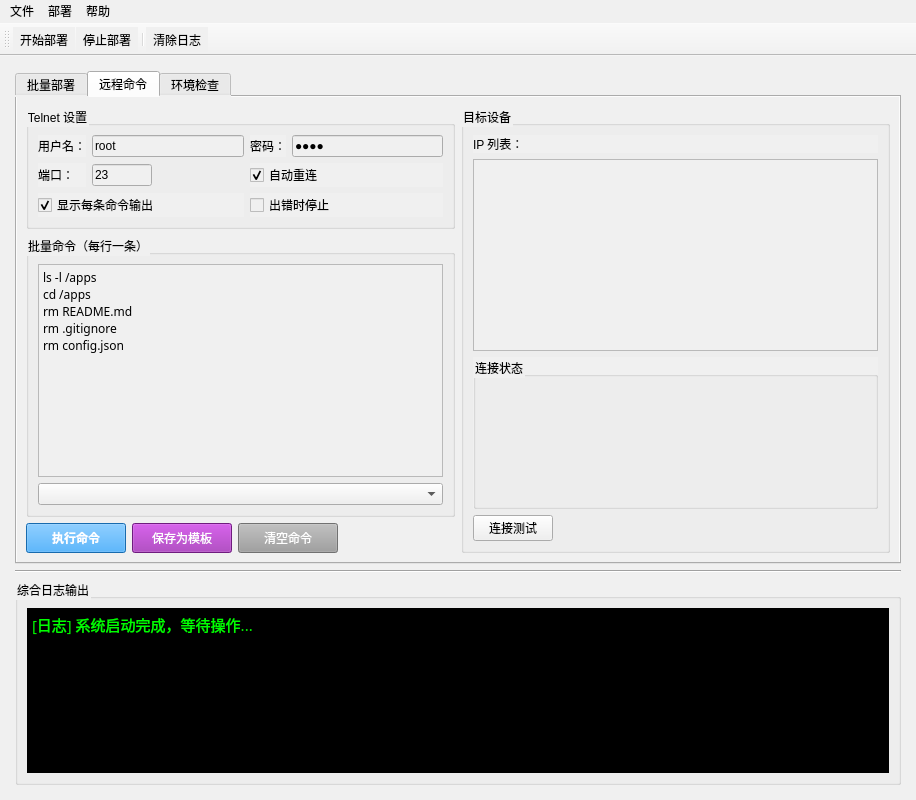
This is DeployMaster.ui in turnarond/QtDeployMaster as Qt 5 draws it before an edit. The edited form follows.
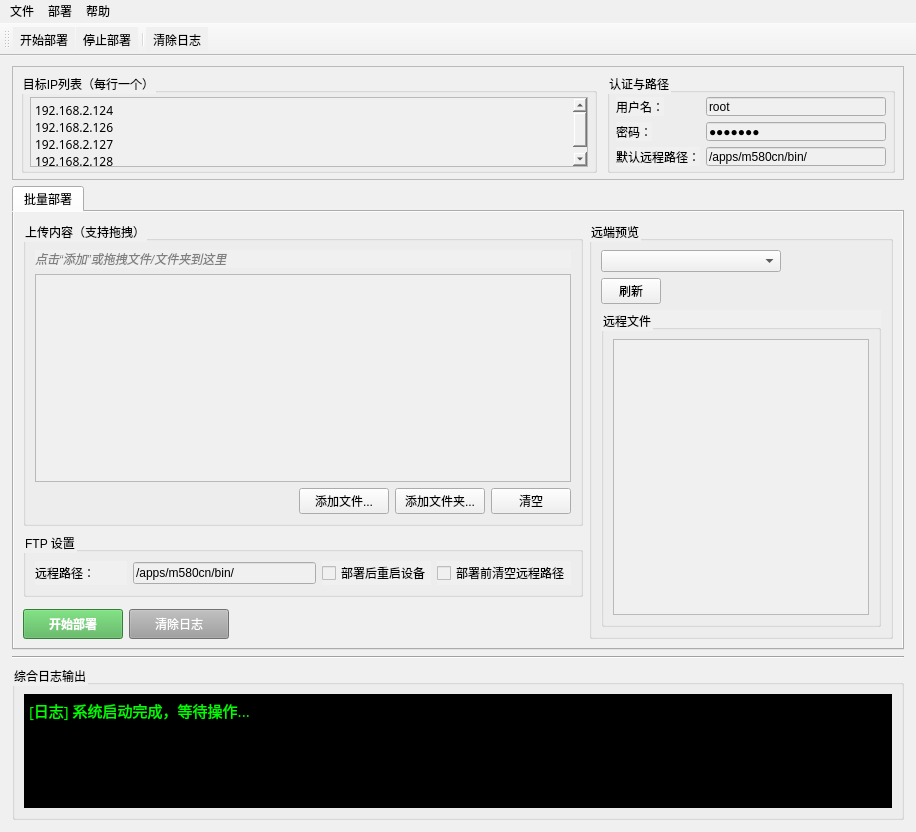
This is the edited form. The open tabs and pages were chosen to show the change. Icons and pictures are not drawn. Custom widgets are drawn as their Qt base class.

The edit to the form file:
```diff
--- a/DeployMaster.ui
+++ b/DeployMaster.ui
@@ -7,7 +7,7 @@
     <x>0</x>
     <y>0</y>
     <width>916</width>
-    <height>800</height>
+    <height>832</height>
    </rect>
   </property>
   <property name="windowTitle">
@@ -17,19 +17,197 @@
    <string notr="true">background-color: #F0F0F0; font-family: &quot;Microsoft YaHei&quot;, &quot;Segoe UI&quot;;</string>
   </property>
   <widget class="QWidget" name="centralwidget">
-   <layout class="QVBoxLayout" name="verticalLayout" stretch="1,0,0">
+   <layout class="QVBoxLayout" name="verticalLayout" stretch="0,3,0,1">
     <property name="leftMargin">
-     <number>15</number>
+     <number>12</number>
     </property>
     <property name="topMargin">
-     <number>15</number>
+     <number>10</number>
     </property>
     <property name="rightMargin">
-     <number>15</number>
+     <number>12</number>
     </property>
     <property name="bottomMargin">
-     <number>15</number>
+     <number>12</number>
     </property>
+    <item>
+     <widget class="QFrame" name="frame_commonConfig">
+      <property name="sizePolicy">
+       <sizepolicy hsizetype="Preferred" vsizetype="Minimum">
+        <horstretch>0</horstretch>
+        <verstretch>0</verstretch>
+       </sizepolicy>
+      </property>
+      <property name="frameShape">
+       <enum>QFrame::Shape::StyledPanel</enum>
+      </property>
+      <layout class="QHBoxLayout" name="horizontalLayout_common" stretch="2,1">
+       <property name="spacing">
+        <number>10</number>
+       </property>
+       <property name="leftMargin">
+        <number>8</number>
+       </property>
+       <property name="topMargin">
+        <number>6</number>
+       </property>
+       <property name="rightMargin">
+        <number>8</number>
+       </property>
+       <property name="bottomMargin">
+        <number>6</number>
+       </property>
+       <item>
+        <widget class="QGroupBox" name="groupBox_ipList">
+         <property name="maximumSize">
+          <size>
+           <width>16777215</width>
+           <height>100</height>
+          </size>
+         </property>
+         <property name="title">
+          <string>目标IP列表（每行一个）</string>
+         </property>
+         <layout class="QVBoxLayout" name="verticalLayout_ipList">
+          <property name="spacing">
+           <number>4</number>
+          </property>
+          <property name="leftMargin">
+           <number>6</number>
+          </property>
+          <property name="topMargin">
+           <number>4</number>
+          </property>
+          <property name="rightMargin">
+           <number>6</number>
+          </property>
+          <property name="bottomMargin">
+           <number>4</number>
+          </property>
+          <item>
+           <widget class="QTextEdit" name="txt_ipList">
+            <property name="sizePolicy">
+             <sizepolicy hsizetype="Expanding" vsizetype="Fixed">
+              <horstretch>0</horstretch>
+              <verstretch>0</verstretch>
+             </sizepolicy>
+            </property>
+            <property name="minimumSize">
+             <size>
+              <width>0</width>
+              <height>70</height>
+             </size>
+            </property>
+            <property name="maximumSize">
+             <size>
+              <width>16777215</width>
+              <height>70</height>
+             </size>
+            </property>
+            <property name="font">
+             <font>
+              <family>Microsoft YaHei</family>
+              <pointsize>9</pointsize>
+             </font>
+            </property>
+            <property name="lineWrapMode">
+             <enum>QTextEdit::LineWrapMode::NoWrap</enum>
+            </property>
+            <property name="plainText">
+             <string>192.168.2.124
+192.168.2.126
+192.168.2.127
+192.168.2.128</string>
+            </property>
+           </widget>
+          </item>
+         </layout>
+        </widget>
+       </item>
+       <item>
+        <widget class="QGroupBox" name="groupBox_auth">
+         <property name="maximumSize">
+          <size>
+           <width>16777215</width>
+           <height>100</height>
+          </size>
+         </property>
+         <property name="title">
+          <string>认证与路径</string>
+         </property>
+         <layout class="QFormLayout" name="formLayout_auth">
+          <property name="fieldGrowthPolicy">
+           <enum>QFormLayout::FieldGrowthPolicy::AllNonFixedFieldsGrow</enum>
+          </property>
+          <property name="rowWrapPolicy">
+           <enum>QFormLayout::RowWrapPolicy::DontWrapRows</enum>
+          </property>
+          <property name="verticalSpacing">
+           <number>6</number>
+          </property>
+          <property name="leftMargin">
+           <number>6</number>
+          </property>
+          <property name="topMargin">
+           <number>4</number>
+          </property>
+          <property name="rightMargin">
+           <number>6</number>
+          </property>
+          <property name="bottomMargin">
+           <number>4</number>
+          </property>
+          <item row="0" column="0">
+           <widget class="QLabel" name="label_user">
+            <property name="text">
+             <string>用户名：</string>
+            </property>
+           </widget>
+          </item>
+          <item row="0" column="1">
+           <widget class="QLineEdit" name="txt_user">
+            <property name="text">
+             <string>root</string>
+            </property>
+           </widget>
+          </item>
+          <item row="1" column="0">
+           <widget class="QLabel" name="label_pass">
+            <property name="text">
+             <string>密码：</string>
+            </property>
+           </widget>
+          </item>
+          <item row="1" column="1">
+           <widget class="QLineEdit" name="txt_pass">
+            <property name="text">
+             <string>SE-2025</string>
+            </property>
+            <property name="echoMode">
+             <enum>QLineEdit::EchoMode::Password</enum>
+            </property>
+           </widget>
+          </item>
+          <item row="2" column="0">
+           <widget class="QLabel" name="label_defaultRemotePath">
+            <property name="text">
+             <string>默认远程路径：</string>
+            </property>
+           </widget>
+          </item>
+          <item row="2" column="1">
+           <widget class="QLineEdit" name="txt_defaultRemotePath">
+            <property name="text">
+             <string>/apps/m580cn/bin/</string>
+            </property>
+           </widget>
+          </item>
+         </layout>
+        </widget>
+       </item>
+      </layout>
+     </widget>
+    </item>
     <item>
      <widget class="QTabWidget" name="tabWidget">
       <property name="tabPosition">
@@ -149,55 +327,14 @@
            <string>FTP 设置</string>
           </property>
           <layout class="QGridLayout" name="gridLayout_ftp">
-           <item row="0" column="0">
-            <widget class="QLabel" name="label_user">
-             <property name="text">
-              <string>用户名：</string>
-             </property>
-            </widget>
-           </item>
-           <item row="0" column="1">
-            <widget class="QLineEdit" name="txt_user">
-             <property name="text">
-              <string>root</string>
-             </property>
-             <property name="alignment">
-              <set>Qt::AlignmentFlag::AlignLeading|Qt::AlignmentFlag::AlignLeft|Qt::AlignmentFlag::AlignVCenter</set>
-             </property>
-            </widget>
-           </item>
-           <item row="0" column="2">
-            <widget class="QLabel" name="label_pass">
-             <property name="text">
-              <string>密码：</string>
-             </property>
-            </widget>
-           </item>
-           <item row="0" column="3">
-            <widget class="QLineEdit" name="txt_pass">
-             <property name="text">
-              <string>SE-2025</string>
-             </property>
-             <property name="echoMode">
-              <enum>QLineEdit::EchoMode::Password</enum>
-             </property>
-            </widget>
-           </item>
-           <item row="1" column="0">
-            <widget class="QLabel" name="label_remotePath">
-             <property name="text">
-              <string>远程路径：</string>
-             </property>
-            </widget>
-           </item>
-           <item row="1" column="1" colspan="2">
+           <item row="0" column="1" colspan="2">
             <widget class="QLineEdit" name="txt_remotePath">
              <property name="text">
               <string>/apps/m580cn/bin/</string>
              </property>
             </widget>
            </item>
-           <item row="1" column="3">
+           <item row="0" column="3">
             <widget class="QCheckBox" name="chk_rebootAfterDeploy">
              <property name="text">
               <string>部署后重启设备</string>
@@ -207,7 +344,14 @@
              </property>
             </widget>
            </item>
-           <item row="1" column="4">
+           <item row="0" column="0">
+            <widget class="QLabel" name="label_remotePath">
+             <property name="text">
+              <string>远程路径：</string>
+             </property>
+            </widget>
+           </item>
+           <item row="0" column="4">
             <widget class="QCheckBox" name="chk_clearRemoteBeforeUpload">
              <property name="text">
               <string>部署前清空远程路径</string>
@@ -220,57 +364,6 @@
           </layout>
          </widget>
         </item>
-        <item row="2" column="0" colspan="3">
-         <widget class="QGroupBox" name="groupBox_ipList">
-          <property name="title">
-           <string>目标IP列表（每行一个）</string>
-          </property>
-          <layout class="QVBoxLayout" name="verticalLayout_ipList">
-           <item>
-            <widget class="QTextEdit" name="txt_ipList">
-             <property name="font">
-              <font>
-               <family>Microsoft YaHei</family>
-              </font>
-             </property>
-             <property name="lineWrapMode">
-              <enum>QTextEdit::LineWrapMode::NoWrap</enum>
-             </property>
-             <property name="markdown">
-              <string>192.168.2.124
-
-192.168.2.126
-
-192.168.2.127
-
-192.168.2.128
-
-</string>
-             </property>
-             <property name="html">
-              <string>&lt;!DOCTYPE HTML PUBLIC &quot;-//W3C//DTD HTML 4.0//EN&quot; &quot;http://www.w3.org/TR/REC-html40/strict.dtd&quot;&gt;
-&lt;html&gt;&lt;head&gt;&lt;meta name=&quot;qrichtext&quot; content=&quot;1&quot; /&gt;&lt;meta charset=&quot;utf-8&quot; /&gt;&lt;style type=&quot;text/css&quot;&gt;
-p, li { white-space: pre-wrap; }
-hr { height: 1px; border-width: 0; }
-li.unchecked::marker { content: &quot;\2610&quot;; }
-li.checked::marker { content: &quot;\2612&quot;; }
-&lt;/style&gt;&lt;/head&gt;&lt;body style=&quot; font-family:'Microsoft YaHei','Segoe UI'; font-size:9pt; font-weight:400; font-style:normal;&quot;&gt;
-&lt;p style=&quot; margin-top:6px; margin-bottom:6px; margin-left:0px; margin-right:0px; -qt-block-indent:0; text-indent:0px;&quot;&gt;192.168.2.124&lt;/p&gt;
-&lt;p style=&quot; margin-top:6px; margin-bottom:6px; margin-left:0px; margin-right:0px; -qt-block-indent:0; text-indent:0px;&quot;&gt;192.168.2.126&lt;/p&gt;
-&lt;p style=&quot; margin-top:6px; margin-bottom:6px; margin-left:0px; margin-right:0px; -qt-block-indent:0; text-indent:0px;&quot;&gt;192.168.2.127&lt;/p&gt;
-&lt;p style=&quot; margin-top:6px; margin-bottom:6px; margin-left:0px; margin-right:0px; -qt-block-indent:0; text-indent:0px;&quot;&gt;192.168.2.128&lt;/p&gt;&lt;/body&gt;&lt;/html&gt;</string>
-             </property>
-             <property name="plainText">
-              <string>192.168.2.124
-192.168.2.126
-192.168.2.127
-192.168.2.128</string>
-             </property>
-            </widget>
-           </item>
-          </layout>
-         </widget>
-        </item>
         <item row="3" column="0" colspan="2">
          <layout class="QHBoxLayout" name="horizontalLayout_deployBtns">
           <item>
@@ -376,376 +469,6 @@
         </item>
        </layout>
       </widget>
-      <widget class="QWidget" name="tab_telnet">
-       <attribute name="title">
-        <string>远程命令</string>
-       </attribute>
-       <layout class="QGridLayout" name="gridLayout_telnet">
-        <item row="0" column="0">
-         <widget class="QGroupBox" name="groupBox_telnetSettings">
-          <property name="title">
-           <string>Telnet 设置</string>
-          </property>
-          <layout class="QGridLayout" name="gridLayout_telnetSettings">
-           <item row="0" column="0">
-            <widget class="QLabel" name="label_telnetUser">
-             <property name="text">
-              <string>用户名：</string>
-             </property>
-            </widget>
-           </item>
-           <item row="0" column="1">
-            <widget class="QLineEdit" name="txt_telnetUser">
-             <property name="text">
-              <string>root</string>
-             </property>
-            </widget>
-           </item>
-           <item row="0" column="2">
-            <widget class="QLabel" name="label_telnetPass">
-             <property name="text">
-              <string>密码：</string>
-             </property>
-            </widget>
-           </item>
-           <item row="0" column="3">
-            <widget class="QLineEdit" name="txt_telnetPass">
-             <property name="text">
-              <string>root</string>
-             </property>
-             <property name="echoMode">
-              <enum>QLineEdit::EchoMode::Password</enum>
-             </property>
-            </widget>
-           </item>
-           <item row="1" column="0">
-            <widget class="QLabel" name="label_telnetPort">
-             <property name="text">
-              <string>端口：</string>
-             </property>
-            </widget>
-           </item>
-           <item row="1" column="1">
-            <widget class="QLineEdit" name="txt_telnetPort">
-             <property name="maximumSize">
-              <size>
-               <width>60</width>
-               <height>16777215</height>
-              </size>
-             </property>
-             <property name="text">
-              <string>23</string>
-             </property>
-            </widget>
-           </item>
-           <item row="1" column="2" colspan="2">
-            <widget class="QCheckBox" name="chk_autoReconnect">
-             <property name="text">
-              <string>自动重连</string>
-             </property>
-             <property name="checked">
-              <bool>true</bool>
-             </property>
-            </widget>
-           </item>
-           <item row="2" column="0" colspan="2">
-            <widget class="QCheckBox" name="chk_showOutput">
-             <property name="text">
-              <string>显示每条命令输出</string>
-             </property>
-             <property name="checked">
-              <bool>true</bool>
-             </property>
-            </widget>
-           </item>
-           <item row="2" column="2" colspan="2">
-            <widget class="QCheckBox" name="chk_stopOnError">
-             <property name="text">
-              <string>出错时停止</string>
-             </property>
-             <property name="checked">
-              <bool>false</bool>
-             </property>
-            </widget>
-           </item>
-          </layout>
-         </widget>
-        </item>
-        <item row="1" column="0">
-         <widget class="QGroupBox" name="groupBox_commands">
-          <property name="title">
-           <string>批量命令（每行一条）</string>
-          </property>
-          <layout class="QVBoxLayout" name="verticalLayout_commands">
-           <item>
-            <widget class="QTextEdit" name="txt_telnetCommands">
-             <property name="font">
-              <font>
-               <family>Microsoft YaHei</family>
-              </font>
-             </property>
-             <property name="lineWrapMode">
-              <enum>QTextEdit::LineWrapMode::NoWrap</enum>
-             </property>
-             <property name="plainText">
-              <string>ls -l /apps
-cd /apps
-rm README.md
-rm .gitignore
-rm config.json</string>
-             </property>
-            </widget>
-           </item>
-           <item>
-            <widget class="QComboBox" name="cmb_commandTemplates">
-             <property name="sizePolicy">
-              <sizepolicy hsizetype="Expanding" vsizetype="Fixed">
-               <horstretch>0</horstretch>
-               <verstretch>0</verstretch>
-              </sizepolicy>
-             </property>
-             <property name="minimumSize">
-              <size>
-               <width>200</width>
-               <height>0</height>
-              </size>
-             </property>
-             <property name="placeholderText">
-              <string>选择命令模板</string>
-             </property>
-            </widget>
-           </item>
-          </layout>
-         </widget>
-        </item>
-        <item row="2" column="0">
-         <layout class="QHBoxLayout" name="horizontalLayout_telnetBtns">
-          <item>
-           <widget class="QPushButton" name="btn_executeCommands">
-            <property name="minimumSize">
-             <size>
-              <width>100</width>
-              <height>30</height>
-             </size>
-            </property>
-            <property name="styleSheet">
-             <string notr="true">background-color: #2196F3; color: white; font-weight: bold;</string>
-            </property>
-            <property name="text">
-             <string>执行命令</string>
-            </property>
-           </widget>
-          </item>
-          <item>
-           <widget class="QPushButton" name="btn_saveTemplate">
-            <property name="minimumSize">
-             <size>
-              <width>100</width>
-              <height>30</height>
-             </size>
-            </property>
-            <property name="styleSheet">
-             <string notr="true">background-color: #9C27B0; color: white;</string>
-            </property>
-            <property name="text">
-             <string>保存为模板</string>
-            </property>
-           </widget>
-          </item>
-          <item>
-           <widget class="QPushButton" name="btn_clearCommands">
-            <property name="minimumSize">
-             <size>
-              <width>100</width>
-              <height>30</height>
-             </size>
-            </property>
-            <property name="styleSheet">
-             <string notr="true">background-color: #9E9E9E; color: white;</string>
-            </property>
-            <property name="text">
-             <string>清空命令</string>
-            </property>
-           </widget>
-          </item>
-          <item>
-           <spacer name="horizontalSpacer_telnet">
-            <property name="orientation">
-             <enum>Qt::Orientation::Horizontal</enum>
-            </property>
-            <property name="sizeHint" stdset="0">
-             <size>
-              <width>40</width>
-              <height>20</height>
-             </size>
-            </property>
-           </spacer>
-          </item>
-         </layout>
-        </item>
-        <item row="0" column="1" rowspan="3">
-         <widget class="QGroupBox" name="groupBox_targetDevices">
-          <property name="title">
-           <string>目标设备</string>
-          </property>
-          <layout class="QVBoxLayout" name="verticalLayout_targetDevices">
-           <item>
-            <widget class="QLabel" name="label_telnetIPList">
-             <property name="text">
-              <string>IP 列表：</string>
-             </property>
-            </widget>
-           </item>
-           <item>
-            <widget class="QTextEdit" name="txt_telnetIPList">
-             <property name="font">
-              <font>
-               <family>Microsoft YaHei</family>
-              </font>
-             </property>
-             <property name="lineWrapMode">
-              <enum>QTextEdit::LineWrapMode::NoWrap</enum>
-             </property>
-             <property name="readOnly">
-              <bool>true</bool>
-             </property>
-            </widget>
-           </item>
-           <item>
-            <widget class="QGroupBox" name="groupBox_connStatus">
-             <property name="sizePolicy">
-              <sizepolicy hsizetype="Preferred" vsizetype="Expanding">
-               <horstretch>0</horstretch>
-               <verstretch>0</verstretch>
-              </sizepolicy>
-             </property>
-             <property name="title">
-              <string>连接状态</string>
-             </property>
-            </widget>
-           </item>
-           <item>
-            <widget class="QPushButton" name="btn_testConnections">
-             <property name="maximumSize">
-              <size>
-               <width>80</width>
-               <height>16777215</height>
-              </size>
-             </property>
-             <property name="text">
-              <string>连接测试</string>
-             </property>
-            </widget>
-           </item>
-          </layout>
-         </widget>
-        </item>
-       </layout>
-      </widget>
-      <widget class="QWidget" name="tab_check">
-       <attribute name="title">
-        <string>环境检查</string>
-       </attribute>
-       <layout class="QVBoxLayout" name="verticalLayout_check">
-        <item>
-         <layout class="QHBoxLayout" name="horizontalLayout_checkBtns">
-          <item>
-           <widget class="QPushButton" name="btn_checkEnvironment">
-            <property name="minimumSize">
-             <size>
-              <width>120</width>
-              <height>30</height>
-             </size>
-            </property>
-            <property name="text">
-             <string>环境检查</string>
-            </property>
-           </widget>
-          </item>
-          <item>
-           <widget class="QPushButton" name="btn_downloadLogs">
-            <property name="minimumSize">
-             <size>
-              <width>120</width>
-              <height>30</height>
-             </size>
-            </property>
-            <property name="text">
-             <string>下载日志</string>
-            </property>
-           </widget>
-          </item>
-          <item>
-           <widget class="QCheckBox" name="chk_includeAllLogs">
-            <property name="text">
-             <string>下载全部日志</string>
-            </property>
-            <property name="checked">
-             <bool>true</bool>
-            </property>
-           </widget>
-          </item>
-          <item>
-           <spacer name="horizontalSpacer_check">
-            <property name="orientation">
-             <enum>Qt::Orientation::Horizontal</enum>
-            </property>
-            <property name="sizeHint" stdset="0">
-             <size>
-              <width>40</width>
-              <height>20</height>
-             </size>
-            </property>
-           </spacer>
-          </item>
-         </layout>
-        </item>
-        <item>
-         <widget class="QTableWidget" name="table_checkResults">
-          <property name="editTriggers">
-           <set>QAbstractItemView::EditTrigger::NoEditTriggers</set>
-          </property>
-          <property name="alternatingRowColors">
-           <bool>true</bool>
-          </property>
-          <property name="selectionMode">
-           <enum>QAbstractItemView::SelectionMode::SingleSelection</enum>
-          </property>
-          <property name="selectionBehavior">
-           <enum>QAbstractItemView::SelectionBehavior::SelectRows</enum>
-          </property>
-          <attribute name="horizontalHeaderStretchLastSection">
-           <bool>true</bool>
-          </attribute>
-          <column>
-           <property name="text">
-            <string>设备 IP</string>
-           </property>
-          </column>
-          <column>
-           <property name="text">
-            <string>License</string>
-           </property>
-          </column>
-          <column>
-           <property name="text">
-            <string>工程文件</string>
-           </property>
-          </column>
-          <column>
-           <property name="text">
-            <string>系统版本</string>
-           </property>
-          </column>
-          <column>
-           <property name="text">
-            <string>运行状态</string>
-           </property>
-          </column>
-         </widget>
-        </item>
-       </layout>
-      </widget>
      </widget>
     </item>
     <item>
@@ -766,6 +489,12 @@
     </item>
     <item>
      <widget class="QGroupBox" name="groupBox_log">
+      <property name="maximumSize">
+       <size>
+        <width>16777215</width>
+        <height>220</height>
+       </size>
+      </property>
       <property name="title">
        <string>综合日志输出</string>
       </property>
```
Left out of the diff: 1 changed line with no effect on the pictures.
